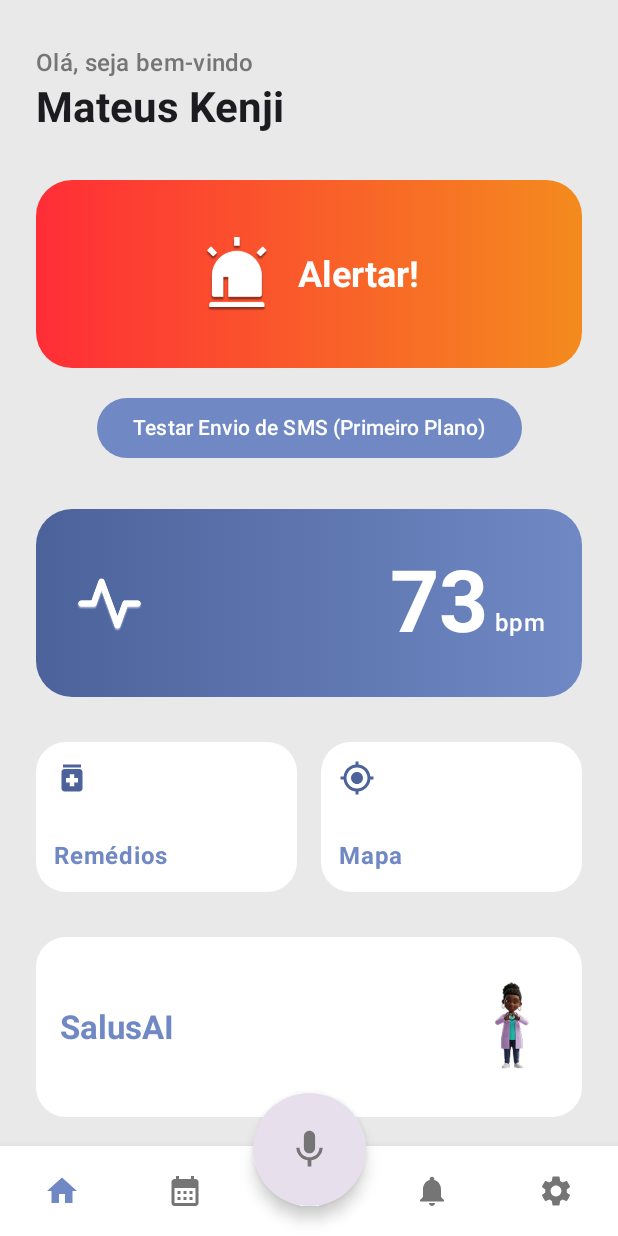
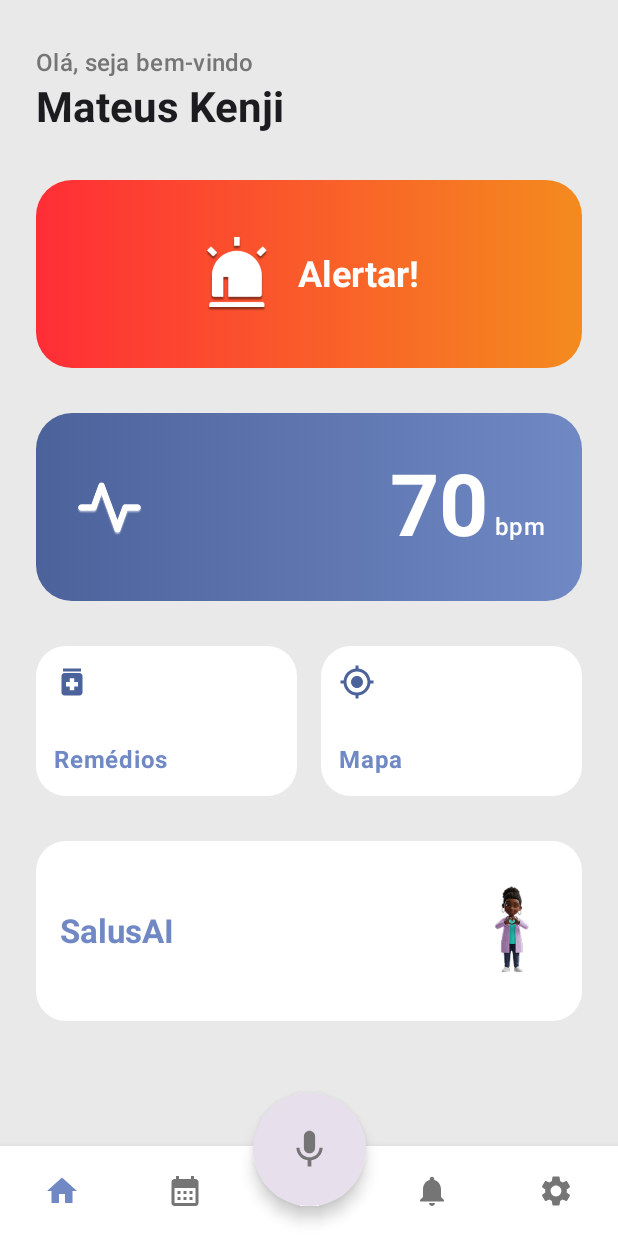
Before and after one commit to Salus-Assistent/SalusApp, an Android app built with Jetpack Compose: the HomeScreenPaciente screen opened through its navigation route, after a tap on "Alertar!", on a phone screen of 412 x 824 dp. Run offline under Robolectric (Android 15) with nearby library versions, the phone set to English and light mode, and no system bars; our stand-ins replace Dagger/Hilt's generated code.

Commit message:
Refactor: KeyEvent (agora funcional. Tem que ativar em perfil, ativar atalho de Emergencia -> Serviços instalados -> Serviço de Atalho Salus -> Desativado para Ativado)
Refactor: HomeScreenPaciente (agora n precisamos mais do botao de teste)

```diff
--- a/app/src/main/java/com/example/salus/ui/screens/paciente/HomeScreenPaciente.kt
+++ b/app/src/main/java/com/example/salus/ui/screens/paciente/HomeScreenPaciente.kt
@@ -72,15 +72,6 @@ fun HomeScreenPaciente(navController: NavHostController, viewModel: HomePaciente
             HeaderPaciente(nomeUsuario = nomeUsuario)
             Spacer(modifier = Modifier.height(30.dp))
             BotaoAlerta(onClick = { AlertManager.sendEmergencySms(context) })
-            Spacer(modifier = Modifier.height(16.dp))
-
-            // BOTÃO DE TESTE TEMPORÁRIO
-            Button(onClick = {
-                AlertManager.sendEmergencySms(context)
-            }) {
-                Text("Testar Envio de SMS (Primeiro Plano)")
-            }
-
             Spacer(modifier = Modifier.height(30.dp))
             VisorBPM(bpm = bpmSimulado,
                 modifier = Modifier.clickable{
--- a/app/src/main/res/xml/accessibility_service_config.xml
+++ b/app/src/main/res/xml/accessibility_service_config.xml
@@ -6,4 +6,5 @@
     android:notificationTimeout="100"
     android:settingsActivity="com.example.salus.MainActivity"
     android:canRequestFilterKeyEvents="true"
+    android:accessibilityFlags="flagRequestFilterKeyEvents"
     />
```
